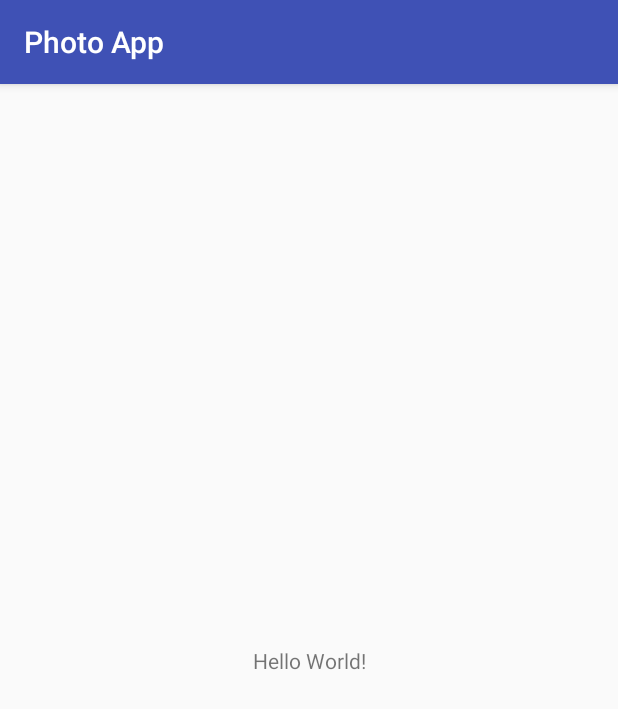
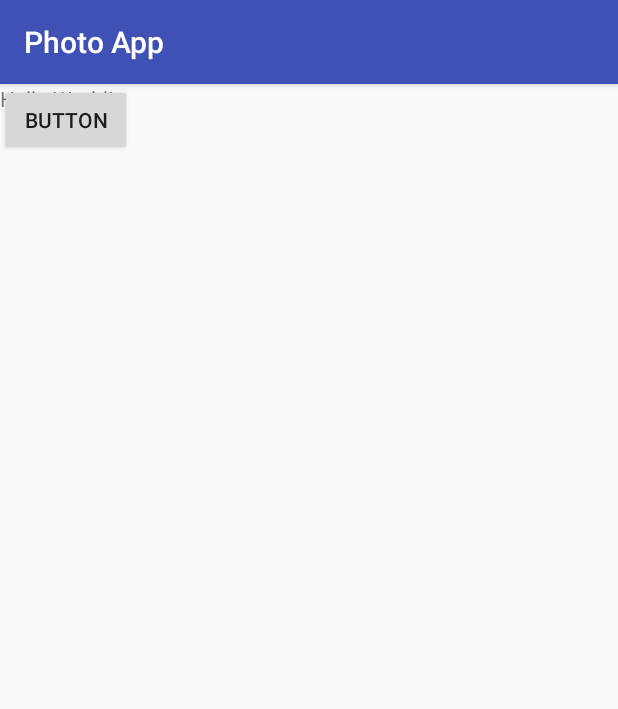
Before and after one commit to orlinle/PhotoApp, an Android app: the screen it shows after launch (MainActivity), on a phone screen of 412 x 824 dp. Shown: the top 709 px of the screen. Run offline under Robolectric (Android 15) with nearby library versions, the phone set to English and light mode, and no system bars.

Commit message:
added methods in mainActivity

```diff
--- a/app/src/main/AndroidManifest.xml
+++ b/app/src/main/AndroidManifest.xml
@@ -1,8 +1,10 @@
 <?xml version="1.0" encoding="utf-8"?>
+
 <manifest xmlns:android="http://schemas.android.com/apk/res/android"
     package="com.example.leah.photoapp">
 
     <application
+
         android:allowBackup="true"
         android:icon="@mipmap/ic_launcher"
         android:label="@string/app_name"
@@ -16,6 +18,7 @@
                 <category android:name="android.intent.category.LAUNCHER" />
             </intent-filter>
         </activity>
+        <service android:name =".ImageServiceService" android:exported="false"></service>
     </application>
 
 </manifest>
--- a/app/src/main/res/layout/activity_main.xml
+++ b/app/src/main/res/layout/activity_main.xml
@@ -4,15 +4,18 @@
     xmlns:tools="http://schemas.android.com/tools"
     android:layout_width="match_parent"
     android:layout_height="match_parent"
-    tools:context=".MainActivity">
+    tools:context=".MainActivity"
+    tools:layout_editor_absoluteY="25dp">
 
     <TextView
         android:layout_width="wrap_content"
         android:layout_height="wrap_content"
-        android:text="Hello World!"
-        app:layout_constraintBottom_toBottomOf="parent"
-        app:layout_constraintLeft_toLeftOf="parent"
-        app:layout_constraintRight_toRightOf="parent"
-        app:layout_constraintTop_toTopOf="parent" />
+        android:text="Hello World!" />
+
+    <Button
+        android:id="@+id/button"
+        android:layout_width="wrap_content"
+        android:layout_height="wrap_content"
+        android:text="Button" />
 
 </android.support.constraint.ConstraintLayout>
--- a/build.gradle
+++ b/build.gradle
@@ -5,6 +5,7 @@ buildscript {
     repositories {
         google()
         jcenter()
+
     }
     dependencies {
         classpath 'com.android.tools.build:gradle:3.1.3'
```
Also changed, not shown: app/src/main/java/com/example/leah/photoapp/MainActivity.java (+16 -0 lines).
